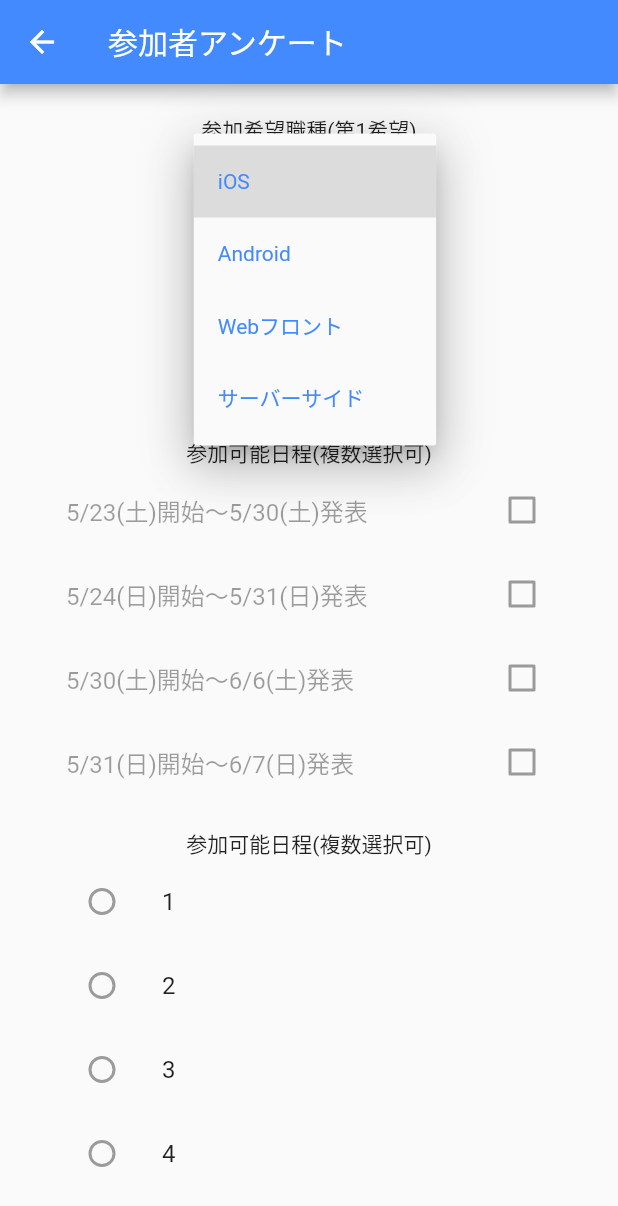
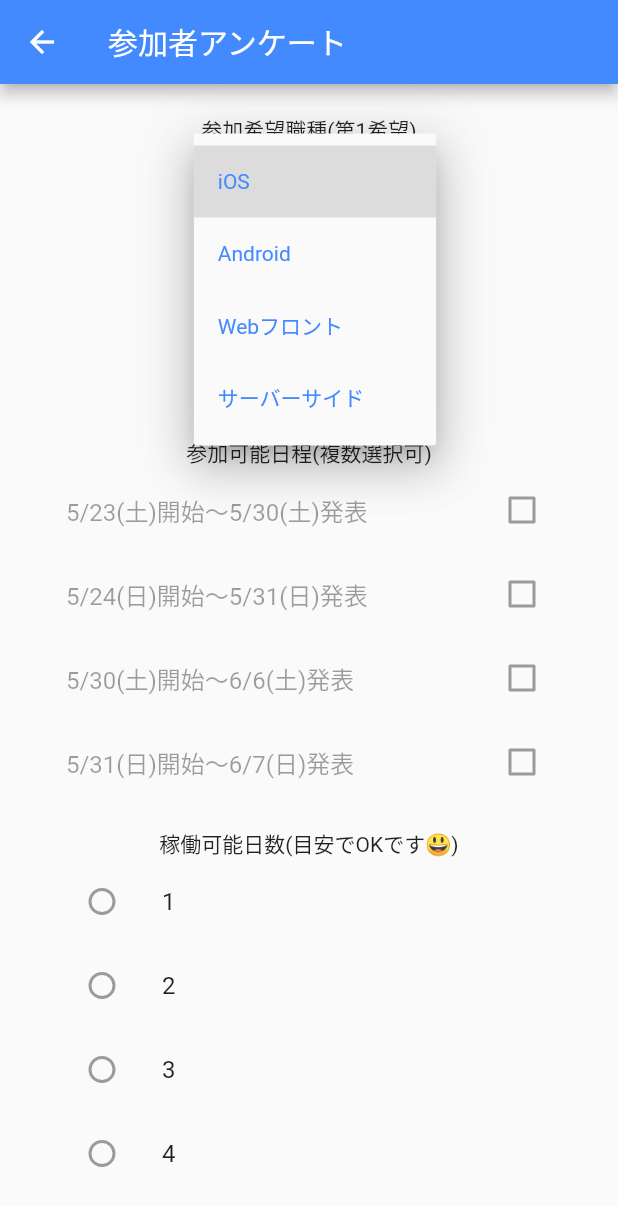
Before and after one commit to CA21engineer/morning-weakers, a Flutter app: the InputParticipantInfoPage screen opened by its route, after a tap on "iOS", on a phone screen of 412 x 824 dp. Shown: the top 1206 px of the screen. Run offline on Flutter 3.47's test engine with Material 2 defaults, Android fonts, the phone set to English and light mode, and no system bars; our stand-ins replace cloud_firestore, firebase_auth, freezed_annotation, google_sign_in, state_notifier; missing offline and left inert: flutter_state_notifier; accounts and stored records are empty; generated files the repository leaves out were written again.

Commit message:
cherry-pick: スタイル調整

```diff
--- a/lib/pages/input_participant_info/input_participant_info_page.dart
+++ b/lib/pages/input_participant_info/input_participant_info_page.dart
@@ -2,6 +2,7 @@ import 'package:flutter/material.dart';
 import 'package:morning_weakers/pages/input_participant_info/widgets/desired_occupation.dart';
 import 'package:morning_weakers/pages/input_participant_info/widgets/schedule_candidate.dart';
 import 'package:morning_weakers/pages/input_participant_info/widgets/working_days.dart';
+import 'package:morning_weakers/pages/input_participant_info/widgets/submit_btn.dart';
 import 'package:firebase_auth/firebase_auth.dart';
 
 class InputParticipantInfoPage extends StatelessWidget {
@@ -29,7 +30,8 @@ class InputParticipantInfoPage extends StatelessWidget {
             decoration: const InputDecoration(
               labelText: '備考欄'
             ),
-          )
+          ),
+          SubmitBtn(),
         ],
       ),
     ),
--- /dev/null
+++ b/lib/pages/input_participant_info/widgets/submit_btn.dart
@@ -0,0 +1,15 @@
+import 'package:flutter/cupertino.dart';
+import 'package:flutter/material.dart';
+import 'package:provider/provider.dart';
+
+class SubmitBtn extends StatelessWidget {
+  @override
+  Widget build(BuildContext context) {
+    return FlatButton(
+      child: const Text('OK'),
+      color: Theme.of(context).accentColor,
+      onPressed: () async {
+//        await context.read<InputParticipantInfoController>().handlePost();
+      });
+  }
+}
--- a/lib/pages/input_participant_info/widgets/working_days.dart
+++ b/lib/pages/input_participant_info/widgets/working_days.dart
@@ -9,7 +9,7 @@ class WorkingDays extends StatelessWidget {
       padding: const EdgeInsets.all(8),
       child: Column(
         children: <Widget>[
-          const Text('参加可能日程(複数選択可)'),
+          const Text('稼働可能日数(目安でOKです😃)'),
           Column(
             children: workingDays.map(
               (workingDay) => ListTile(
```
